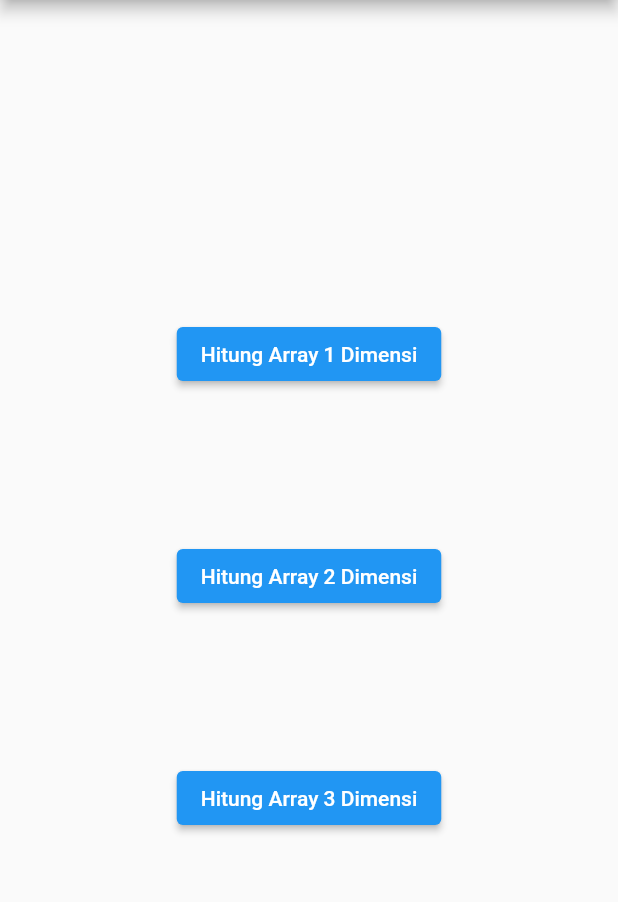
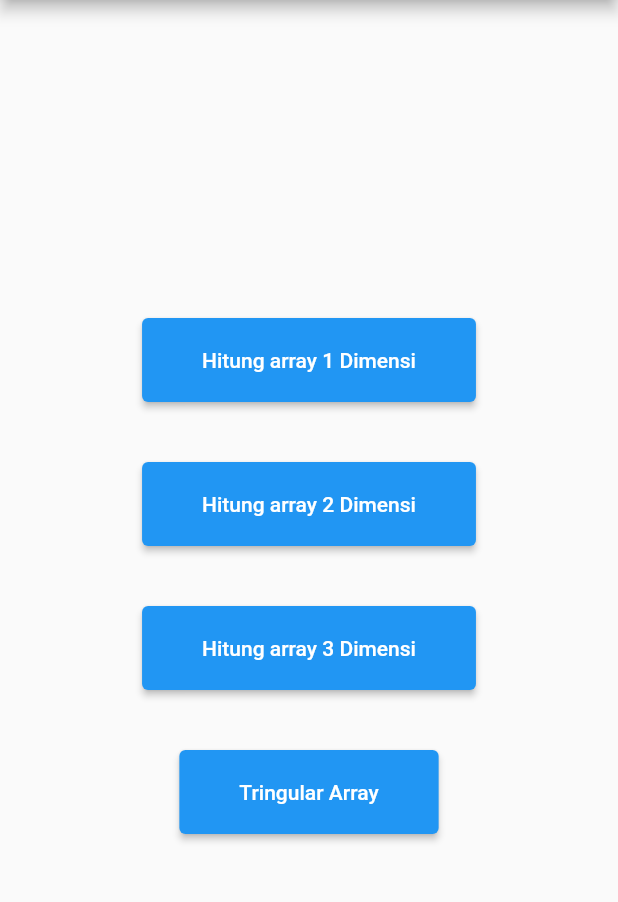
Before and after one commit to herdyhardiyant/pemetaan_array, a Flutter app: the screen it shows after launch, on a phone screen of 412 x 824 dp, the part 84-986 px from its top. Run offline on Flutter 3.47's test engine with Material 2 defaults, Android fonts, the phone set to English and light mode, and no system bars.

Commit message:
tringular_array.dart complete

```diff
--- a/lib/widget/array_1d.dart
+++ b/lib/widget/array_1d.dart
@@ -39,7 +39,7 @@ class _Array1DState extends State<Array1D> {
               CustomTextField(_indexYangDicari, 'Posisi index',
                   'Posisi index array yang dicari alamatnya'),
               CustomTextField(_tipeData, 'Tipe Data', 'int, char, etc'),
-              TextButton(
+              ElevatedButton(
                   onPressed: () {
                     setState(() {
                       _jawaban = _cariAlamatIndex1D();
--- a/lib/widget/array_3d.dart
+++ b/lib/widget/array_3d.dart
@@ -89,8 +89,8 @@ class _Array3DState extends State<Array3D> {
                             setState(() {
                               _jumlahElementArray =
                                   (int.tryParse(_totalIndex1.text) *
-                                          int.tryParse(_totalIndex1.text) *
-                                          int.tryParse(_totalIndex1.text))
+                                          int.tryParse(_totalIndex2.text) *
+                                          int.tryParse(_totalIndex3.text))
                                       .toString();
                             });
                             _jawaban = _alamatPosisiArray();
--- a/lib/widget/array_formula_menu.dart
+++ b/lib/widget/array_formula_menu.dart
@@ -3,45 +3,34 @@ import 'package:flutter/material.dart';
 import 'package:pemetaan_array/widget/array_1d.dart';
 import 'package:pemetaan_array/widget/array_2d.dart';
 import 'package:pemetaan_array/widget/array_3d.dart';
+import 'package:pemetaan_array/widget/menu_button.dart';
+import 'package:pemetaan_array/widget/tringular_array.dart';
 
 class ArrayFormulaMenu extends StatelessWidget {
-
-  static const _spacesBetweenElementsInsideColumn = 100.00;
 
   @override
   Widget build(BuildContext context) {
     return Center(
       child: Container(
-        margin: EdgeInsets.all(_spacesBetweenElementsInsideColumn),
         child: SingleChildScrollView(
           child: Column(
             children: [
-              ElevatedButton(
-                  onPressed: () {
-                    Navigator.push(context,
-                        MaterialPageRoute(builder: (context) => Array1D()));
-                  },
-                  child: Text("Hitung Array 1 Dimensi"),
-              ),
-              SizedBox(
-                height: _spacesBetweenElementsInsideColumn,
-              ),
-              ElevatedButton(
-                  onPressed: () {
-                    Navigator.push(context,
-                        MaterialPageRoute(builder: (context) => Array2D()));
-                  },
-
-                  child: Text("Hitung Array 2 Dimensi")),
-              SizedBox(
-                height: _spacesBetweenElementsInsideColumn,
-              ),
-              ElevatedButton(
-                  onPressed: () {
-                    Navigator.push(context,
-                        MaterialPageRoute(builder: (context) => Array3D()));
-                  },
-                  child: Text("Hitung Array 3 Dimensi")),
+                MenuButton(context, 'Hitung array 1 Dimensi', (context){
+                  Navigator.push(
+                      context, MaterialPageRoute(builder: (context) => Array1D()));
+                }),
+              MenuButton(context, 'Hitung array 2 Dimensi', (context){
+                  Navigator.push(
+                      context, MaterialPageRoute(builder: (context) => Array2D()));
+                }),
+              MenuButton(context, 'Hitung array 3 Dimensi', (context){
+                  Navigator.push(
+                      context, MaterialPageRoute(builder: (context) => Array3D()));
+                }),
+              MenuButton(context, 'Tringular Array', (context){
+                  Navigator.push(
+                      context, MaterialPageRoute(builder: (context) => TringularArray()));
+                }),
             ],
           ),
         ),
--- /dev/null
+++ b/lib/widget/menu_button.dart
@@ -0,0 +1,26 @@
+import 'package:flutter/cupertino.dart';
+import 'package:flutter/material.dart';
+
+class MenuButton extends StatelessWidget {
+  final BuildContext ctx;
+  final Function toTheNextPage;
+  final String text;
+
+  MenuButton(this.ctx, this.text, this.toTheNextPage);
+
+  @override
+  Widget build(BuildContext context) {
+    return Container(margin: EdgeInsets.all(20),
+      child: ElevatedButton(
+          child: Text(text),
+          onPressed: () {
+            toTheNextPage(ctx);
+            // Navigator.push(
+            //     ctx, MaterialPageRoute(builder: (ctx) => toTheNextPage()));
+          },
+          style: ButtonStyle(
+              padding: MaterialStateProperty.all(
+                  EdgeInsets.only(left: 40, top: 20, right: 40, bottom: 20)))),
+    );
+  }
+}
```
Also changed, not shown: lib/widget/array_2d.dart (+4 -4 lines), lib/widget/tringular_array.dart (added, +60 -0 lines).
